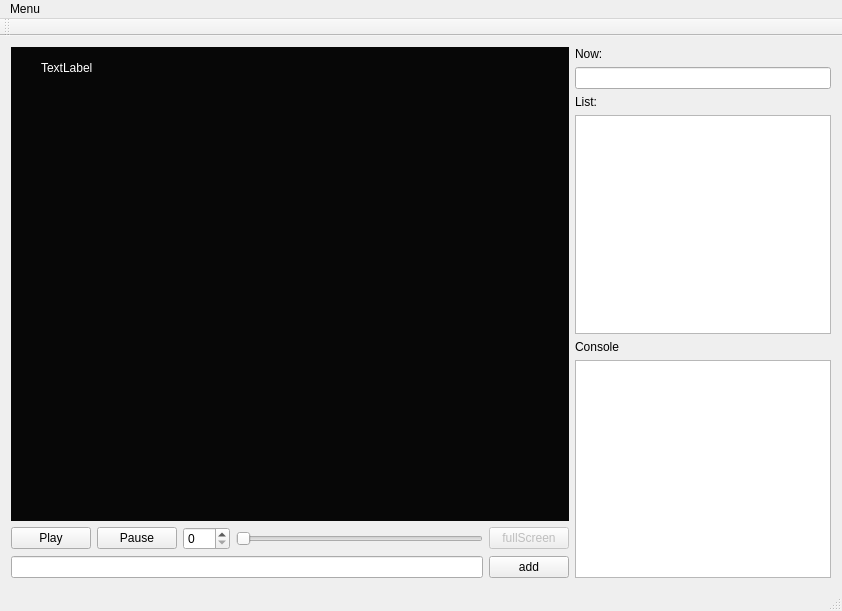
First picture: the form in mainwindow.ui, repository yat011/singk_qt, before the edit.
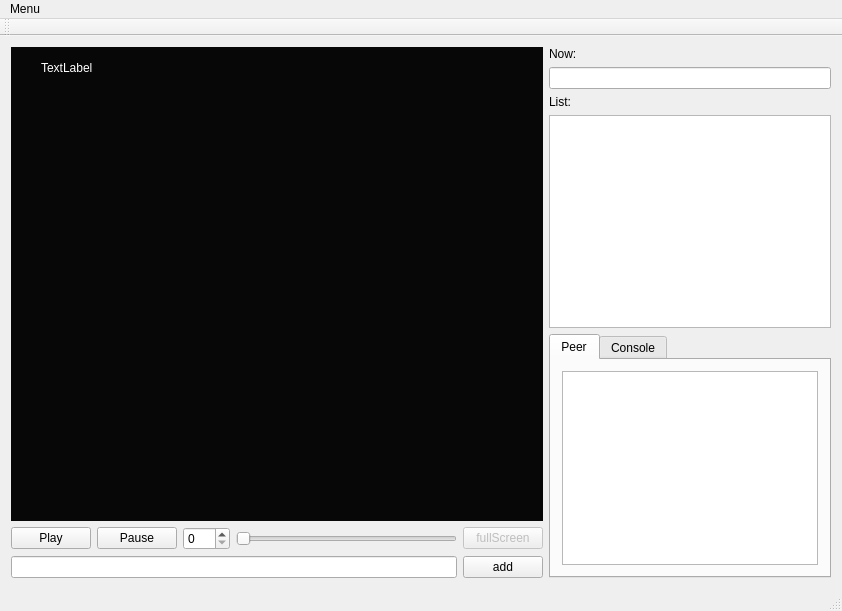
Second picture: the form after the edit.

Commit message: show peer

What changed in the file:
```diff
--- a/mainwindow.ui
+++ b/mainwindow.ui
@@ -157,7 +157,7 @@
         <item>
          <widget class="QListView" name="listView">
           <property name="sizePolicy">
-           <sizepolicy hsizetype="Fixed" vsizetype="Preferred">
+           <sizepolicy hsizetype="Preferred" vsizetype="Preferred">
             <horstretch>0</horstretch>
             <verstretch>0</verstretch>
            </sizepolicy>
@@ -165,22 +165,35 @@
          </widget>
         </item>
         <item>
-         <widget class="QLabel" name="label_3">
+         <widget class="QTabWidget" name="tabWidget">
           <property name="sizePolicy">
-           <sizepolicy hsizetype="Preferred" vsizetype="Fixed">
+           <sizepolicy hsizetype="Preferred" vsizetype="Preferred">
             <horstretch>0</horstretch>
             <verstretch>0</verstretch>
            </sizepolicy>
           </property>
-          <property name="text">
+          <property name="currentIndex">
+           <number>0</number>
+          </property>
+          <widget class="QWidget" name="tab">
+           <attribute name="title">
+            <string>Peer</string>
+           </attribute>
+           <layout class="QVBoxLayout" name="verticalLayout">
+            <item>
+             <widget class="QTableWidget" name="tableWidget"/>
+            </item>
+           </layout>
+          </widget>
+          <widget class="QWidget" name="tab_2">
+           <attribute name="title">
            <string>Console</string>
-          </property>
-         </widget>
-        </item>
+           </attribute>
+           <layout class="QVBoxLayout" name="verticalLayout_2">
         <item>
          <widget class="QTextEdit" name="consoleDisplay">
           <property name="sizePolicy">
-           <sizepolicy hsizetype="Fixed" vsizetype="Preferred">
+               <sizepolicy hsizetype="Preferred" vsizetype="Preferred">
             <horstretch>0</horstretch>
             <verstretch>0</verstretch>
            </sizepolicy>
@@ -188,6 +201,10 @@
           <property name="readOnly">
            <bool>true</bool>
           </property>
+             </widget>
+            </item>
+           </layout>
+          </widget>
          </widget>
         </item>
        </layout>
```
Lines whose indentation alone changed are shown as unchanged. The commit also changes 6 other files.
